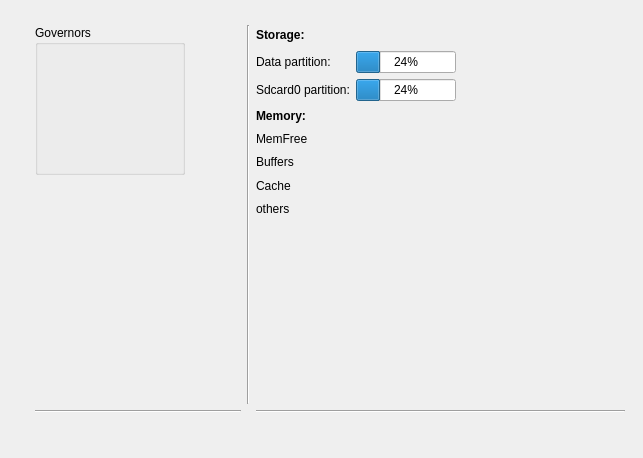
The window that phonedetailwidget.ui (BAT6188/kedacom-android-tool) describes before a commit, drawn with Qt 5.
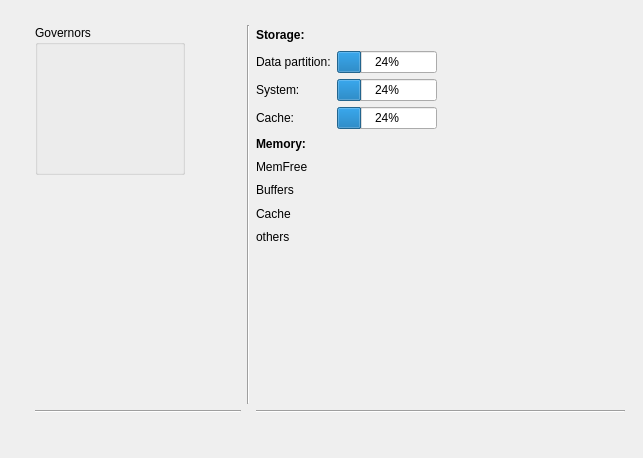
The same window after the commit. Custom widgets are drawn as their Qt base class.

Commit message: Add UI display for storage information.

Patch:
```diff
--- a/phonedetailwidget.ui
+++ b/phonedetailwidget.ui
@@ -115,7 +115,7 @@
       <item row="2" column="0">
        <widget class="QLabel" name="label_8">
         <property name="text">
-         <string>Sdcard0 partition:</string>
+         <string>System:</string>
         </property>
        </widget>
       </item>
@@ -132,7 +132,7 @@
         </property>
        </widget>
       </item>
-      <item row="3" column="0">
+      <item row="4" column="0">
        <layout class="QVBoxLayout" name="verticalLayout_4">
         <item>
          <widget class="QLabel" name="label_3">
@@ -177,7 +177,7 @@
         </item>
        </layout>
       </item>
-      <item row="3" column="1">
+      <item row="4" column="1">
        <widget class="ChartLabel" name="memLabel">
         <property name="minimumSize">
          <size>
@@ -196,6 +196,26 @@
         </property>
        </widget>
       </item>
+      <item row="3" column="1">
+       <widget class="QProgressBar" name="cacheBar">
+        <property name="maximumSize">
+         <size>
+          <width>100</width>
+          <height>16777215</height>
+         </size>
+        </property>
+        <property name="value">
+         <number>24</number>
+        </property>
+       </widget>
+      </item>
+      <item row="3" column="0">
+       <widget class="QLabel" name="label_2">
+        <property name="text">
+         <string>Cache:</string>
+        </property>
+       </widget>
+      </item>
      </layout>
     </item>
     <item row="0" column="1">
```
Left out of the diff: 4 changed lines with no effect on the pictures. The commit also changes 6 other files.
